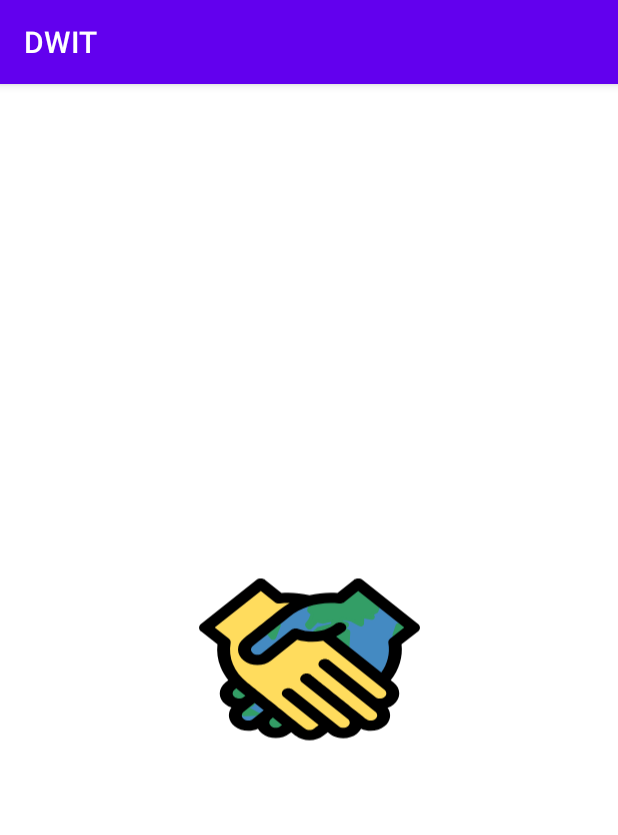
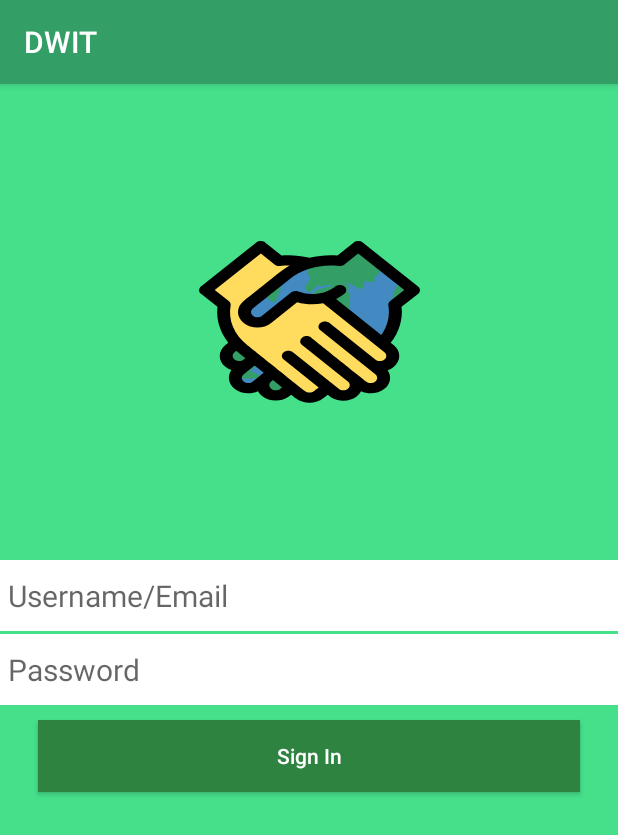
Before and after one commit to JhonyDev/DWIT, an Android app: the screen it shows after launch (MainActivity before the commit, LoginActivity after it), on a phone screen of 412 x 824 dp. Shown: the top 835 px of the screen. Run offline under Robolectric (Android 15) with nearby library versions, the phone set to English and light mode, and no system bars; our stand-ins replace Firebase (no records; nobody signed in at launch, a user with empty details on screens opened directly).

Commit message:
initial commit

```diff
--- /dev/null
+++ b/app/src/main/java/com/app/dwit/LoginActivity.java
@@ -0,0 +1,30 @@
+package com.app.dwit;
+
+import android.content.Intent;
+import android.os.Bundle;
+import android.view.View;
+
+import androidx.appcompat.app.AppCompatActivity;
+
+import com.google.firebase.database.DatabaseReference;
+import com.google.firebase.database.FirebaseDatabase;
+
+public class LoginActivity extends AppCompatActivity {
+
+    @Override
+    protected void onCreate(Bundle savedInstanceState) {
+        super.onCreate(savedInstanceState);
+        setContentView(R.layout.activity_login);
+
+//        FirebaseDatabase database = FirebaseDatabase.getInstance();
+//        DatabaseReference myRef = database.getReference("message");
+//
+//        myRef.setValue("Hello, World!");
+
+
+    }
+
+    public void login(View view) {
+        startActivity(new Intent(this, MapsActivity.class));
+    }
+}
--- a/app/src/main/java/com/app/dwit/MainActivity.java
+++ /dev/null
@@ -1,14 +0,0 @@
-package com.app.dwit;
-
-import androidx.appcompat.app.AppCompatActivity;
-
-import android.os.Bundle;
-
-public class MainActivity extends AppCompatActivity {
-
-    @Override
-    protected void onCreate(Bundle savedInstanceState) {
-        super.onCreate(savedInstanceState);
-        setContentView(R.layout.activity_main);
-    }
-}
--- /dev/null
+++ b/app/src/main/java/com/app/dwit/SplashActivity.java
@@ -0,0 +1,22 @@
+package com.app.dwit;
+
+import android.content.Intent;
+import android.os.Bundle;
+import android.os.Handler;
+
+import androidx.appcompat.app.AppCompatActivity;
+
+public class SplashActivity extends AppCompatActivity {
+
+    @Override
+    protected void onCreate(Bundle savedInstanceState) {
+        super.onCreate(savedInstanceState);
+        setContentView(R.layout.activity_main);
+
+        new Handler().postDelayed(() -> {
+            startActivity(new Intent(SplashActivity.this, LoginActivity.class));
+            finish();
+        }, 2 * 1000);
+
+    }
+}
--- /dev/null
+++ b/app/src/main/res/layout/activity_login.xml
@@ -0,0 +1,69 @@
+<?xml version="1.0" encoding="utf-8"?>
+<androidx.constraintlayout.widget.ConstraintLayout xmlns:android="http://schemas.android.com/apk/res/android"
+    xmlns:app="http://schemas.android.com/apk/res-auto"
+    xmlns:tools="http://schemas.android.com/tools"
+    android:layout_width="match_parent"
+    android:layout_height="match_parent"
+    android:background="#46E08B"
+    tools:context=".LoginActivity">
+
+    <ImageView
+        android:id="@+id/imageView2"
+        android:layout_width="150dp"
+        android:layout_height="150dp"
+        app:layout_constraintBottom_toTopOf="@id/editTextTextEmailAddress4"
+        app:layout_constraintEnd_toEndOf="parent"
+        app:layout_constraintStart_toStartOf="parent"
+        app:layout_constraintTop_toTopOf="parent"
+        app:srcCompat="@drawable/ic_logo"
+        tools:ignore="VectorDrawableCompat"
+        android:contentDescription="@string/logo" />
+
+    <com.google.android.material.textfield.TextInputEditText
+        android:id="@+id/editTextTextEmailAddress4"
+        android:layout_width="match_parent"
+        android:layout_height="wrap_content"
+        android:background="@color/white"
+        android:hint="@string/username_email"
+        android:inputType="textEmailAddress"
+        android:paddingHorizontal="5dp"
+        android:paddingVertical="10dp"
+        android:textSize="20sp"
+        app:layout_constraintBottom_toBottomOf="parent"
+        app:layout_constraintEnd_toEndOf="parent"
+        app:layout_constraintStart_toStartOf="parent"
+        app:layout_constraintTop_toTopOf="parent"
+        app:layout_constraintVertical_bias="0.44" />
+
+    <com.google.android.material.textfield.TextInputEditText
+        android:id="@+id/editTextTextPassword2"
+        android:layout_width="match_parent"
+        android:layout_height="wrap_content"
+        android:layout_marginTop="2dp"
+        android:background="@color/white"
+        android:hint="@string/password"
+        android:inputType="textPassword"
+        android:paddingHorizontal="5dp"
+        android:paddingVertical="10dp"
+        android:textSize="20sp"
+        app:layout_constraintEnd_toEndOf="parent"
+        app:layout_constraintStart_toStartOf="parent"
+        app:layout_constraintTop_toBottomOf="@+id/editTextTextEmailAddress4" />
+
+    <androidx.appcompat.widget.AppCompatButton
+        android:id="@+id/button"
+        android:layout_width="match_parent"
+        android:layout_height="wrap_content"
+        android:layout_marginHorizontal="25dp"
+        android:layout_marginTop="10dp"
+        android:background="@color/darkgreen"
+        android:text="@string/sign_in"
+        android:textAllCaps="false"
+        android:onClick="login"
+        android:textColor="@android:color/white"
+        app:layout_constraintEnd_toEndOf="parent"
+        app:layout_constraintStart_toStartOf="parent"
+        app:layout_constraintTop_toBottomOf="@id/editTextTextPassword2" />
+
+
+</androidx.constraintlayout.widget.ConstraintLayout>
--- a/app/src/main/res/layout/activity_main.xml
+++ b/app/src/main/res/layout/activity_main.xml
@@ -4,7 +4,8 @@
     xmlns:tools="http://schemas.android.com/tools"
     android:layout_width="match_parent"
     android:layout_height="match_parent"
-    tools:context=".MainActivity">
+    android:background="@color/greenishBlue"
+    tools:context=".SplashActivity">
 
     <ImageView
         android:layout_width="150dp"
--- a/app/src/main/res/values/colors.xml
+++ b/app/src/main/res/values/colors.xml
@@ -7,4 +7,6 @@
     <color name="teal_700">#FF018786</color>
     <color name="black">#FF000000</color>
     <color name="white">#FFFFFFFF</color>
+    <color name="greenishBlue">#339E66</color>
+    <color name="darkgreen">#2D833F</color>
 </resources>
--- a/app/src/main/res/values/strings.xml
+++ b/app/src/main/res/values/strings.xml
@@ -1,3 +1,9 @@
 <resources>
     <string name="app_name">DWIT</string>
+    <string name="title_activity_maps">Map</string>
+    <string name="username_email">Username/Email</string>
+    <string name="password">Password</string>
+    <string name="sign_in">Sign In</string>
+    <string name="logo">Logo</string>
+    <string name="fab">fab</string>
 </resources>
--- a/app/src/main/res/values/themes.xml
+++ b/app/src/main/res/values/themes.xml
@@ -2,8 +2,8 @@
     <!-- Base application theme. -->
     <style name="Theme.DWIT" parent="Theme.MaterialComponents.DayNight.DarkActionBar">
         <!-- Primary brand color. -->
-        <item name="colorPrimary">@color/purple_500</item>
-        <item name="colorPrimaryVariant">@color/purple_700</item>
+        <item name="colorPrimary">@color/greenishBlue</item>
+        <item name="colorPrimaryVariant">#448AC2</item>
         <item name="colorOnPrimary">@color/white</item>
         <!-- Secondary brand color. -->
         <item name="colorSecondary">@color/teal_200</item>
--- a/build.gradle
+++ b/build.gradle
@@ -5,8 +5,8 @@ buildscript {
         jcenter()
     }
     dependencies {
-        classpath "com.android.tools.build:gradle:4.1.1"
-
+        classpath "com.android.tools.build:gradle:4.1.2"
+        classpath 'com.google.gms:google-services:4.3.5'
         // NOTE: Do not place your application dependencies here; they belong
         // in the individual module build.gradle files
     }
```
Also changed, not shown: app/build.gradle (+6 -3 lines), app/src/debug/res/values/google_maps_api.xml (added, +24 -0 lines), app/src/main/AndroidManifest.xml (+26 -1 lines), app/src/main/java/com/app/dwit/MapsActivity.java (added, +46 -0 lines), app/src/main/res/layout/activity_maps.xml (added, +26 -0 lines), gradle/wrapper/gradle-wrapper.properties, 2 other files.
